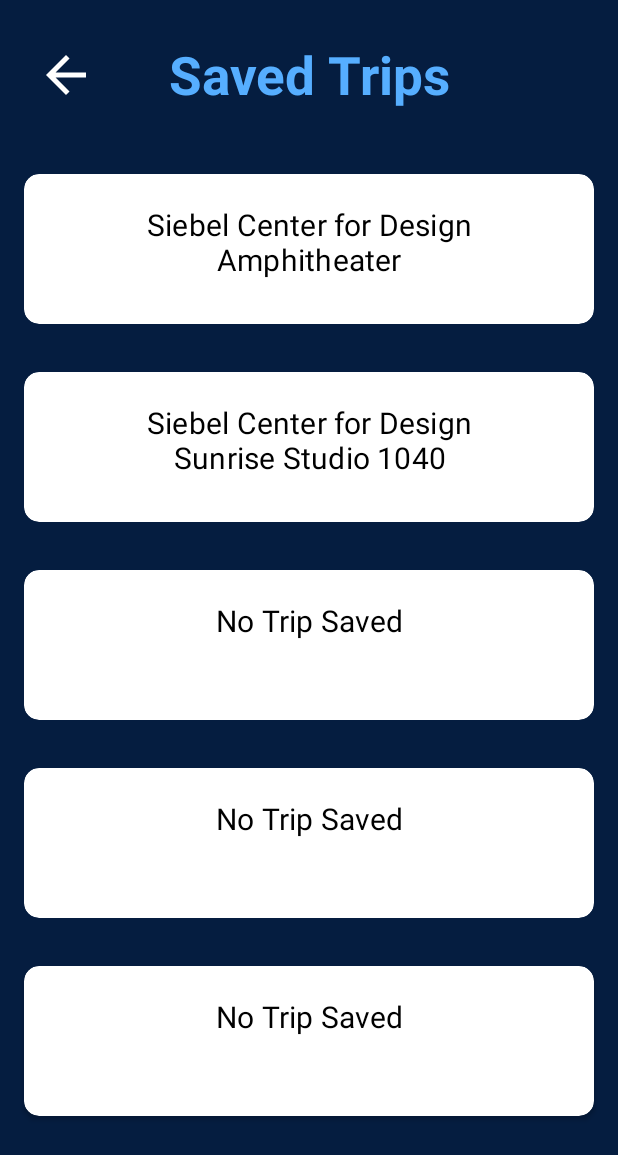
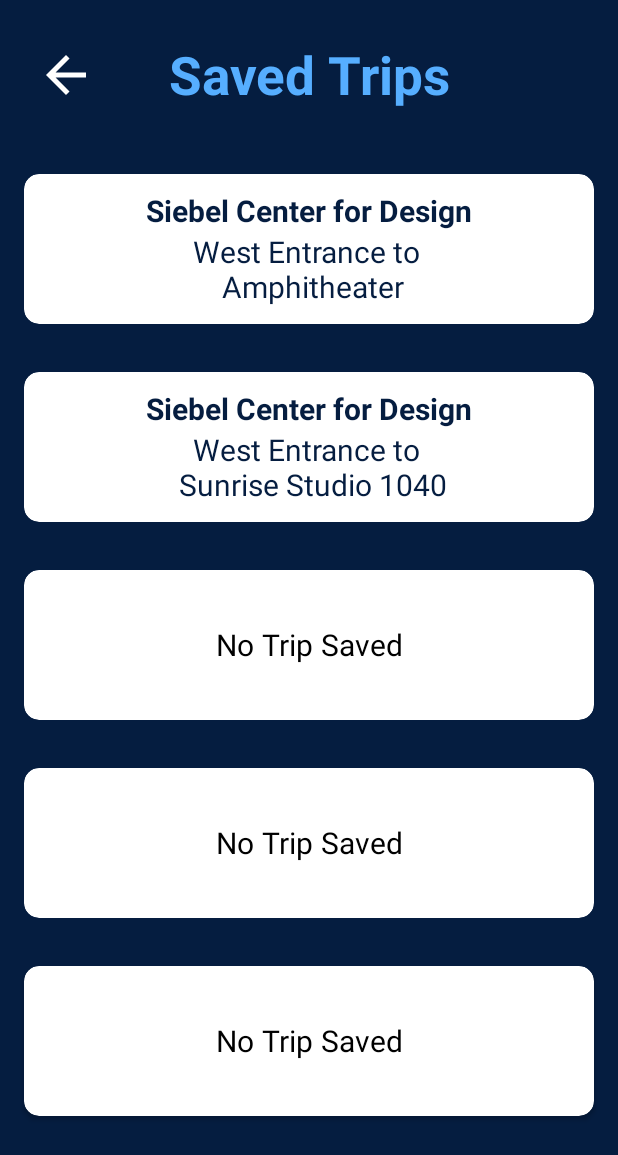
Before and after one commit to diegoac2/accessimap, an Android app: the FavoriteActivity screen opened directly, with no data from a screen before it, on a phone screen of 412 x 824 dp. Shown: the top 1155 px of the screen. Run offline under Robolectric (Android 15) with nearby library versions, the light colour scheme and no system bars; Roboto replaces fonts that are not available here.

Commit message:
favorites page style

```diff
--- a/app/src/main/res/layout/activity_favorite.xml
+++ b/app/src/main/res/layout/activity_favorite.xml
@@ -55,63 +55,83 @@
                 <androidx.cardview.widget.CardView
                     style="@style/Card"
                     app:cardCornerRadius="10dp"
-                    app:cardElevation="2dp">
+                    app:cardElevation="2dp"
+                    android:onClick="openIndoorNav1"
+                    android:layout_gravity="center"
+                    >
 
-                    <!-- Add content to the CardView here -->
-                    <Button
-                        style="@style/Button.White"
-                        android:text="Siebel Center for Design\nAmphitheater"
-                        android:onClick="openIndoorNav1" />
+                    <LinearLayout
+                        android:layout_width="match_parent"
+                        android:layout_height="wrap_content"
+                        android:orientation="vertical"
+                        android:layout_gravity="center" >
+
+                    <TextView style="@style/CardText" android:textStyle="bold" android:textColor="@color/dark_blue" android:text="Siebel Center for Design"/>
+                    <TextView style="@style/CardText" android:text="West Entrance to \n Amphitheater" />
+                    </LinearLayout>
 
                 </androidx.cardview.widget.CardView>
 
                 <androidx.cardview.widget.CardView
                     style="@style/Card"
                     app:cardCornerRadius="10dp"
-                    app:cardElevation="2dp">
+                    app:cardElevation="2dp"
+                    android:onClick="openIndoorNav1"
+                    android:layout_gravity="center"
+                    >
 
-                    <!-- Add content to the CardView here -->
-                    <Button
-                        style="@style/Button.White"
-                        android:text="Siebel Center for Design\nSunrise Studio 1040"
-                        android:onClick="openIndoorNav2" />
+                    <LinearLayout
+                        android:layout_width="match_parent"
+                        android:layout_height="wrap_content"
+                        android:orientation="vertical"
+                        android:layout_gravity="center" >
+
+                        <TextView style="@style/CardText" android:textStyle="bold" android:textColor="@color/dark_blue" android:text="Siebel Center for Design"/>
+                        <TextView style="@style/CardText" android:text="West Entrance to \n Sunrise Studio 1040" />
+                    </LinearLayout>
 
                 </androidx.cardview.widget.CardView>
 
                 <androidx.cardview.widget.CardView
                     style="@style/Card"
                     app:cardCornerRadius="10dp"
-                    app:cardElevation="2dp">
+                    app:cardElevation="2dp"
+                    android:layout_gravity="center" >
 
                     <!-- Add content to the CardView here -->
                     <Button
                         style="@style/Button.White"
                         android:text="No Trip Saved"
-                        android:onClick="accessHomeScreen" />
+                        android:onClick="accessHomeScreen"
+                        android:layout_gravity="center" />
                 </androidx.cardview.widget.CardView>
 
                 <androidx.cardview.widget.CardView
                     style="@style/Card"
                     app:cardCornerRadius="10dp"
-                    app:cardElevation="2dp">
+                    app:cardElevation="2dp"
+                    android:layout_gravity="center" >
 
                     <!-- Add content to the CardView here -->
                     <Button
                         style="@style/Button.White"
                         android:text="No Trip Saved"
-                        android:onClick="accessHomeScreen" />
+                        android:onClick="accessHomeScreen"
+                        android:layout_gravity="center" />
                 </androidx.cardview.widget.CardView>
 
                 <androidx.cardview.widget.CardView
                     style="@style/Card"
                     app:cardCornerRadius="10dp"
-                    app:cardElevation="2dp">
+                    app:cardElevation="2dp"
+                    android:layout_gravity="center" >
 
                     <!-- Add content to the CardView here -->
                     <Button
                         style="@style/Button.White"
                         android:text="No Trip Saved"
-                        android:onClick="accessHomeScreen" />
+                        android:onClick="accessHomeScreen"
+                        android:layout_gravity="center" />
                 </androidx.cardview.widget.CardView>
 
             </LinearLayout>
--- a/app/src/main/res/values/style.xml
+++ b/app/src/main/res/values/style.xml
@@ -51,12 +51,13 @@
 
         <item name="android:layout_width">match_parent</item>
         <item name="android:layout_height">wrap_content</item>
-        <item name="android:layout_gravity">top</item>
+        <item name="android:layout_gravity">center</item>
+        <item name="android:gravity">center</item>
 
         <item name="android:layout_marginLeft">10dp</item>
         <item name="android:layout_marginRight">10dp</item>
-        <item name="android:layout_marginTop">10dp</item>
-        <item name="android:layout_marginBottom">10dp</item>
+<!--        <item name="android:layout_marginTop">10dp</item>-->
+<!--        <item name="android:layout_marginBottom">10dp</item>-->
 
         <item name="android:textColor">@color/dark_blue</item>
         <item name="android:fontFamily">@font/sanchez</item>
@@ -115,7 +116,7 @@
         <item name="android:backgroundTint">@color/dark_blue</item>
         <item name="android:textColor">@color/white</item>
         <item name="android:textSize">30sp</item>
-        <item name="android:fontFamily">"sans-serif"</item>
+        <item name="android:shape">rectangle</item>
 
         <item name="android:clickable">true</item>
 
```
